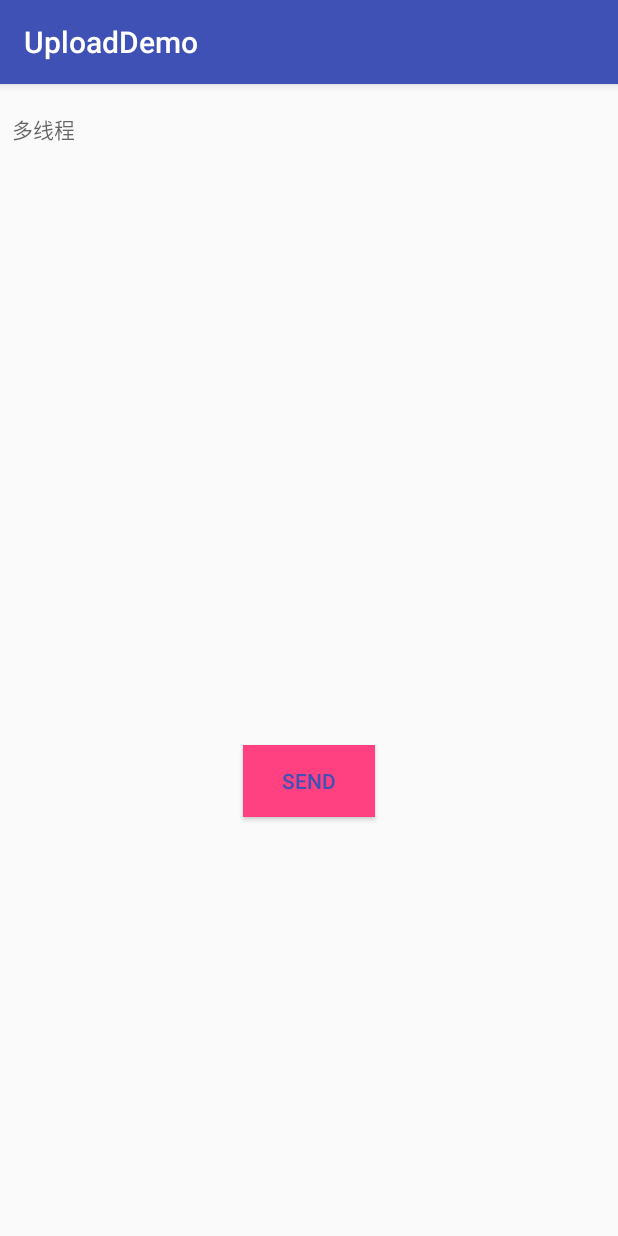
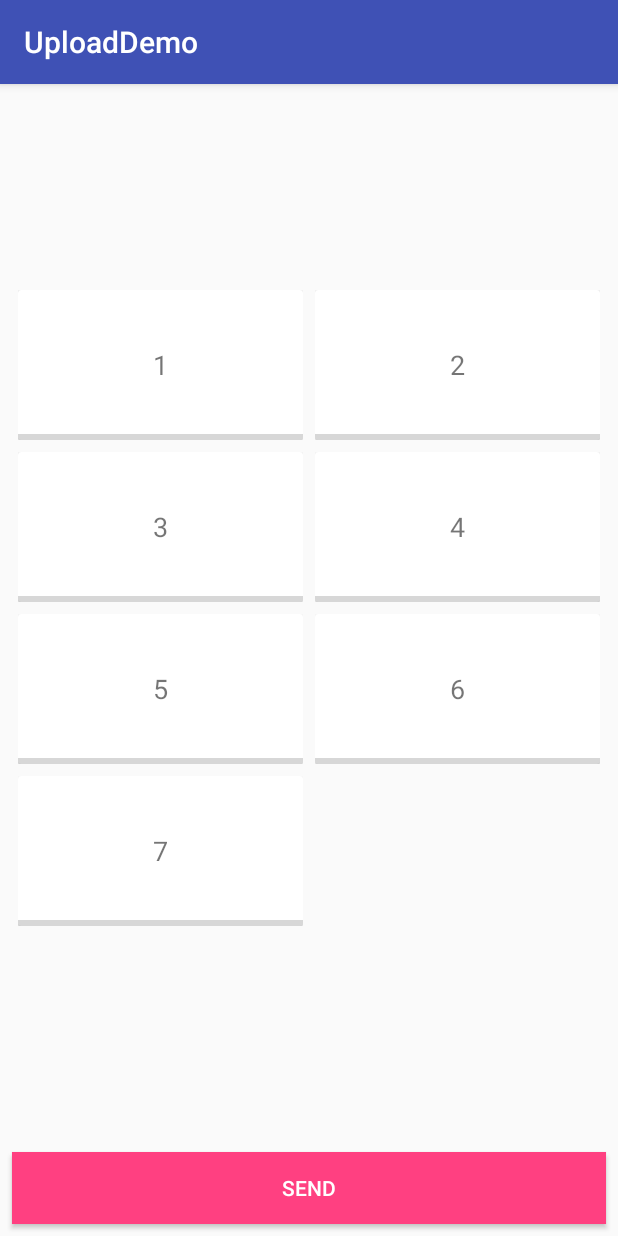
Before and after one commit to fylder/UploadDemo, an Android app: the screen it shows after launch (DemoActivity), after a tap on "SEND", on a phone screen of 412 x 824 dp. Run offline under Robolectric (Android 15) with nearby library versions, the phone set to English and light mode, and no system bars; our stand-ins replace ButterKnife, EventBus; libraries missing offline, so code that uses them is left out: xiaofei.library.hermeseventbus; 2 statements that could not run were skipped.

Commit message:
模拟多进程上传

```diff
--- a/app/src/main/java/fylder/upload/demo/DemoActivity.java
+++ b/app/src/main/java/fylder/upload/demo/DemoActivity.java
@@ -2,28 +2,45 @@ package fylder.upload.demo;
 
 import android.content.Intent;
 import android.os.Bundle;
+import android.support.v4.content.ContextCompat;
 import android.support.v7.app.AppCompatActivity;
-import android.widget.TextView;
+import android.support.v7.widget.GridLayoutManager;
+import android.support.v7.widget.RecyclerView;
+import android.widget.Button;
 
 import org.greenrobot.eventbus.Subscribe;
 import org.greenrobot.eventbus.ThreadMode;
 
+import java.util.ArrayList;
 import java.util.Date;
+import java.util.List;
 
-import fylder.upload.demo.event.RunThread;
+import butterknife.BindView;
+import butterknife.ButterKnife;
+import butterknife.OnClick;
+import fylder.upload.demo.adapter.ImageAdapter;
 import fylder.upload.demo.event.UploadResponse;
+import fylder.upload.demo.event.UploadStatus;
+import fylder.upload.demo.model.ImageModel;
 import fylder.upload.demo.service.FileQueue;
 import fylder.upload.demo.service.UploadService;
 import xiaofei.library.hermeseventbus.HermesEventBus;
 
 public class DemoActivity extends AppCompatActivity {
 
-    TextView showText;
+    @BindView(R.id.demo_send)
+    Button uploadBtn;
+    @BindView(R.id.demo_recycler)
+    RecyclerView recyclerView;
+
+    ImageAdapter adapter;
+    List<ImageModel> datas = new ArrayList<>();
 
     @Override
     protected void onCreate(Bundle savedInstanceState) {
         super.onCreate(savedInstanceState);
         setContentView(R.layout.activity_demo);
+        ButterKnife.bind(this);
         init();
     }
 
@@ -40,40 +57,64 @@ public class DemoActivity extends AppCompatActivity {
     }
 
 
-    int count = 0;
+    void init() {
+        recyclerView.setLayoutManager(new GridLayoutManager(this, 2));
 
-    void init() {
-        showText = (TextView) findViewById(R.id.demo_text);
-        findViewById(R.id.demo_send).setOnClickListener(v -> {
+        adapter = new ImageAdapter(this);
+        recyclerView.setAdapter(adapter);
+        for (int i = 1; i <= 7; i++) {
+            ImageModel imageModel = new ImageModel();
+            imageModel.setId(i);
+            imageModel.setPro(1);
+            imageModel.setPath("fylder:" + i);
+            datas.add(imageModel);
+        }
+        adapter.setDatas(datas);
+    }
 
-            count++;
+    @OnClick(R.id.demo_send)
+    void start() {
+        for (ImageModel data : datas) {
+            data.setPro(0);
+        }
+        adapter.setDatas(datas);
+
+        for (ImageModel data : datas) {
             FileQueue fileQueue = new FileQueue();
-            fileQueue.setMid(count);
-            fileQueue.setPath("ahh");
-
+            fileQueue.setMid(data.getId());
+            fileQueue.setPath(data.getPath());
             Intent intent = new Intent(this, UploadService.class);
             intent.putExtra("ahh", fileQueue);
             startService(intent);
-        });
+        }
 
     }
 
     @Subscribe(threadMode = ThreadMode.MAIN)
-    protected void response(UploadResponse response) {
-        String s;
-        if (response.getState() == 1) {
-            s = new Date().getTime() + "--start:";
-        } else {
-            s = "finish:";
+    protected void response(UploadStatus response) {
+        int s = response.getStatus();
+        if (s == 1) {
+            uploadBtn.setText("upload");
+            uploadBtn.setEnabled(false);
+            uploadBtn.setBackgroundColor(ContextCompat.getColor(this, R.color.upload_btn));
+        } else if (s == 2) {
+            uploadBtn.setText("finish");
+            uploadBtn.setEnabled(true);
+            uploadBtn.setBackgroundColor(ContextCompat.getColor(this, R.color.colorAccent));
         }
-        s += response.getFileQueue().getMid() + "\n";
-        showText.append(s);
     }
 
     @Subscribe(threadMode = ThreadMode.MAIN)
-    protected void runThread(RunThread runThread) {
-        String s = "go:" + runThread.getIndex() + "\tmsg:" + runThread.getMsg() + "\n";
-        showText.append(s);
+    protected void response(UploadResponse response) {
+        int pro = response.getPro();
+        int id = response.getFileQueue().getMid();
+        for (ImageModel d : datas) {
+            if (d.getId() == id) {
+                d.setPro(pro);
+                adapter.setDatas(datas);
+                break;
+            }
+        }
     }
 
 }
--- /dev/null
+++ b/app/src/main/java/fylder/upload/demo/adapter/ImageAdapter.java
@@ -0,0 +1,72 @@
+package fylder.upload.demo.adapter;
+
+import android.content.Context;
+import android.support.v7.widget.RecyclerView;
+import android.view.LayoutInflater;
+import android.view.View;
+import android.view.ViewGroup;
+import android.widget.ImageView;
+import android.widget.ProgressBar;
+import android.widget.TextView;
+
+import java.util.ArrayList;
+import java.util.List;
+
+import butterknife.BindView;
+import butterknife.ButterKnife;
+import fylder.upload.demo.R;
+import fylder.upload.demo.model.ImageModel;
+
+/**
+ * Created by fylder on 2017/6/28.
+ */
+
+public class ImageAdapter extends RecyclerView.Adapter {
+
+    private Context context;
+    private List<ImageModel> datas = new ArrayList<>();
+
+    public ImageAdapter(Context context) {
+        this.context = context;
+    }
+
+    public void setDatas(List<ImageModel> datas) {
+        this.datas = datas;
+        notifyDataSetChanged();
+    }
+
+    @Override
+    public RecyclerView.ViewHolder onCreateViewHolder(ViewGroup parent, int viewType) {
+        View view = LayoutInflater.from(context).inflate(R.layout.item_image_lay, parent, false);
+        return new ImageViewHolder(view);
+    }
+
+    @Override
+    public void onBindViewHolder(RecyclerView.ViewHolder holder, int position) {
+        ImageModel data = datas.get(position);
+        ImageViewHolder viewHolder = (ImageViewHolder) holder;
+        String index = position + 1 + "";
+        viewHolder.indexText.setText(index);
+        viewHolder.progressBar.setProgress(data.getPro());
+    }
+
+    @Override
+    public int getItemCount() {
+        return datas.size();
+    }
+
+    class ImageViewHolder extends RecyclerView.ViewHolder {
+
+        @BindView(R.id.item_image_index_text)
+        TextView indexText;
+        @BindView(R.id.item_image_img)
+        ImageView imageView;
+        @BindView(R.id.item_image_pro)
+        ProgressBar progressBar;
+
+        public ImageViewHolder(View itemView) {
+            super(itemView);
+            ButterKnife.bind(this, itemView);
+        }
+    }
+}
--- /dev/null
+++ b/app/src/main/java/fylder/upload/demo/model/ImageModel.java
@@ -0,0 +1,36 @@
+package fylder.upload.demo.model;
+
+/**
+ * Created by fylder on 2017/6/28.
+ */
+
+public class ImageModel {
+
+    private int id;
+    private int pro;
+    private String path;
+
+    public int getId() {
+        return id;
+    }
+
+    public void setId(int id) {
+        this.id = id;
+    }
+
+    public int getPro() {
+        return pro;
+    }
+
+    public void setPro(int pro) {
+        this.pro = pro;
+    }
+
+    public String getPath() {
+        return path;
+    }
+
+    public void setPath(String path) {
+        this.path = path;
+    }
+}
--- a/app/src/main/res/layout/activity_demo.xml
+++ b/app/src/main/res/layout/activity_demo.xml
@@ -6,35 +6,35 @@
     android:layout_height="match_parent"
     tools:context="fylder.upload.demo.DemoActivity">
 
-    <TextView
-        android:id="@+id/demo_text"
+    <android.support.v7.widget.RecyclerView
+        android:id="@+id/demo_recycler"
         android:layout_width="match_parent"
-        android:layout_height="400dp"
+        android:layout_height="446dp"
+        android:layout_marginBottom="8dp"
         android:layout_marginEnd="8dp"
         android:layout_marginStart="8dp"
         android:layout_marginTop="8dp"
-        android:hint="多线程"
-        app:layout_constraintBottom_toBottomOf="parent"
         app:layout_constraintEnd_toEndOf="parent"
-        app:layout_constraintHorizontal_bias="0.35"
-        app:layout_constraintLeft_toLeftOf="parent"
-        app:layout_constraintRight_toRightOf="parent"
         app:layout_constraintStart_toStartOf="parent"
         app:layout_constraintTop_toTopOf="parent"
-        app:layout_constraintVertical_bias="0.032" />
+        app:layout_constraintBottom_toTopOf="@+id/demo_send"
+        tools:layout_editor_absoluteY="-126dp" />
 
     <Button
         android:id="@+id/demo_send"
-        android:layout_width="wrap_content"
+        android:layout_width="match_parent"
         android:layout_height="wrap_content"
+        android:layout_marginBottom="8dp"
         android:layout_marginEnd="8dp"
         android:layout_marginStart="8dp"
         android:layout_marginTop="21dp"
         android:background="@color/colorAccent"
         android:text="send"
-        android:textColor="@color/colorPrimary"
+        android:textColor="@color/font_white"
+        app:layout_constraintBottom_toBottomOf="parent"
         app:layout_constraintEnd_toEndOf="parent"
+        app:layout_constraintHorizontal_bias="0.0"
         app:layout_constraintStart_toStartOf="parent"
-        app:layout_constraintTop_toBottomOf="@+id/demo_text" />
+        app:layout_constraintVertical_bias="1.0" />
 
 </android.support.constraint.ConstraintLayout>
--- /dev/null
+++ b/app/src/main/res/layout/item_image_lay.xml
@@ -0,0 +1,43 @@
+<?xml version="1.0" encoding="utf-8"?>
+<LinearLayout xmlns:android="http://schemas.android.com/apk/res/android"
+    xmlns:app="http://schemas.android.com/apk/res-auto"
+    android:layout_width="match_parent"
+    android:layout_height="wrap_content"
+    android:orientation="vertical"
+    android:padding="4dp">
+
+    <android.support.v7.widget.CardView
+        android:layout_width="match_parent"
+        android:layout_height="100dp"
+        app:cardElevation="2dp">
+
+        <ImageView
+            android:id="@+id/item_image_img"
+            android:layout_width="wrap_content"
+            android:layout_height="wrap_content" />
+
+        <TextView
+            android:id="@+id/item_image_index_text"
+            android:layout_width="wrap_content"
+            android:layout_height="wrap_content"
+            android:layout_gravity="center"
+            android:text="1"
+            android:textSize="18sp" />
+
+        <RelativeLayout
+            android:layout_width="match_parent"
+            android:layout_height="4dp"
+            android:layout_gravity="bottom">
+
+            <ProgressBar
+                android:id="@+id/item_image_pro"
+                style="?android:attr/progressBarStyleHorizontal"
+                android:layout_width="match_parent"
+                android:layout_height="4dp"
+                android:max="100"
+                android:progress="50" />
+        </RelativeLayout>
+
+    </android.support.v7.widget.CardView>
+
+</LinearLayout>
--- a/app/src/main/res/values/colors.xml
+++ b/app/src/main/res/values/colors.xml
@@ -3,4 +3,8 @@
     <color name="colorPrimary">#3F51B5</color>
     <color name="colorPrimaryDark">#303F9F</color>
     <color name="colorAccent">#FF4081</color>
+
+
+    <color name="font_white">#FFFFFF</color>
+    <color name="upload_btn">#beff4081</color>
 </resources>
--- a/build.gradle
+++ b/build.gradle
@@ -6,7 +6,7 @@ buildscript {
     }
     dependencies {
         classpath 'com.android.tools.build:gradle:3.0.0-alpha4'
-
+        classpath 'com.jakewharton:butterknife-gradle-plugin:8.5.1'
         // NOTE: Do not place your application dependencies here; they belong
         // in the individual module build.gradle files
     }
```
Also changed, not shown: app/build.gradle (+7 -1 lines), app/src/main/java/fylder/upload/demo/event/RunThread.java (deleted, +0 -27 lines), app/src/main/java/fylder/upload/demo/event/UploadResponse.java (+9 -0 lines), app/src/main/java/fylder/upload/demo/event/UploadStatus.java (added, +18 -0 lines), app/src/main/java/fylder/upload/demo/service/UploadService.java (+23 -5 lines).
